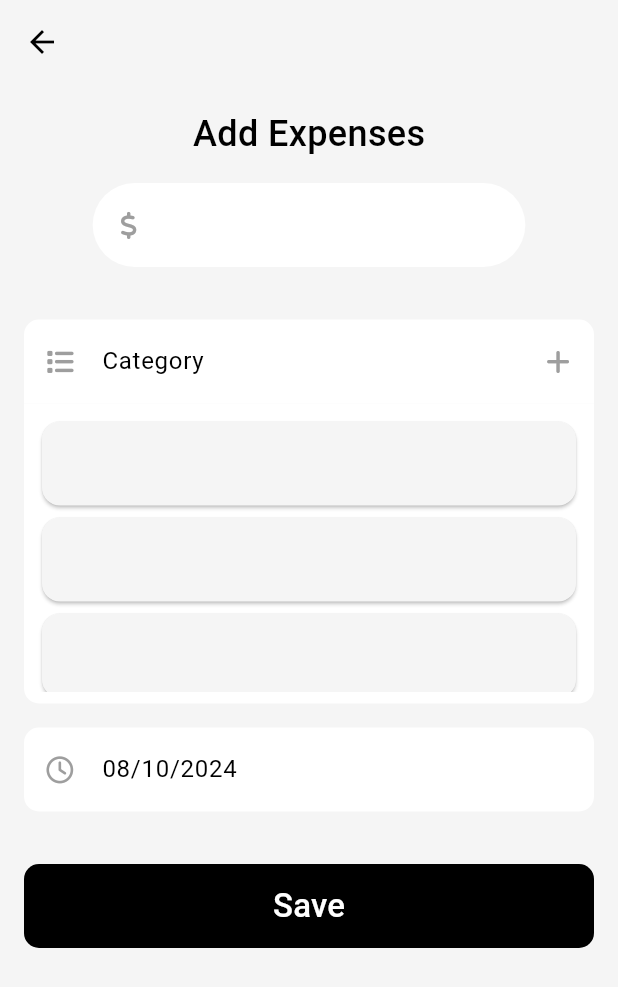
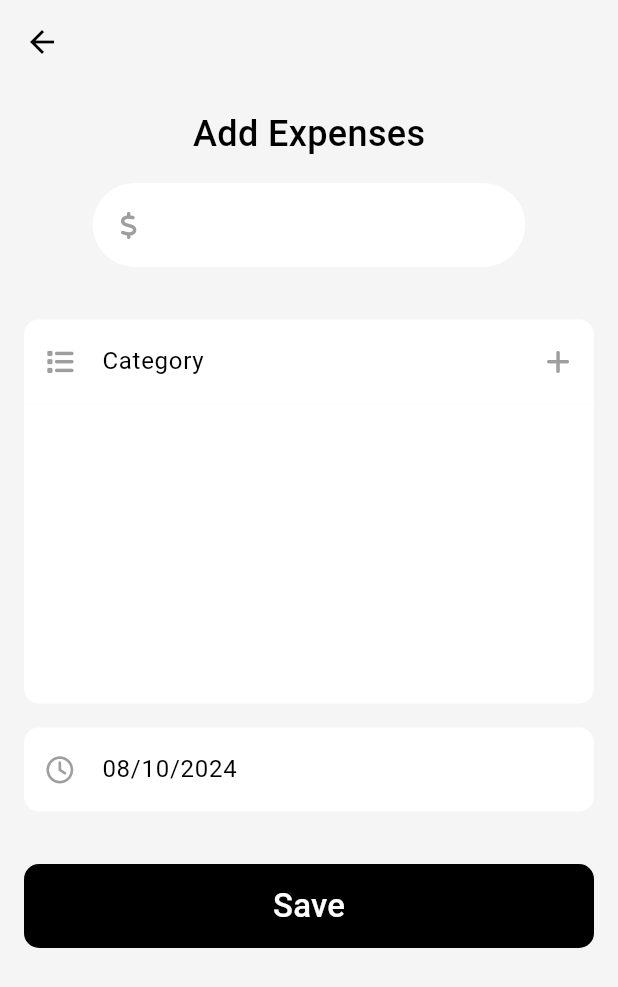
Before and after one commit to Rashmina2000/Expense_tracker_flutter-app, a Flutter app: the screen it shows after launch, after a tap on an icon or button, on a phone screen of 412 x 824 dp. Shown: the top 987 px of the screen. Run offline on Flutter 3.47's test engine with Material 3 defaults, Android fonts, the phone set to English and light mode, and no system bars; our stand-ins replace bloc, cloud_firestore, equatable, firebase_core, fl_chart, flutter_bloc and 2 more; accounts and stored records are empty.

Commit message:
GetCategories from firebase

```diff
--- a/lib/screens/add_expenses/add_expenses.dart
+++ b/lib/screens/add_expenses/add_expenses.dart
@@ -1,7 +1,9 @@
+import 'package:expense_tracker_app/screens/add_expenses/blocs/get_categories_bloc/get_categories_bloc.dart';
 import 'package:expense_tracker_app/screens/add_expenses/category_creation.dart';
 import 'package:flutter/cupertino.dart';
 import 'package:flutter/material.dart';
 import 'package:flutter/painting.dart';
+import 'package:flutter_bloc/flutter_bloc.dart';
 import 'package:font_awesome_flutter/font_awesome_flutter.dart';
 import 'package:intl/intl.dart';
 
@@ -110,11 +112,33 @@ class _AddExpensesState extends State<AddExpenses> {
                 ),
                 child: Padding(
                   padding: const EdgeInsets.all(8.0),
-                  child: ListView.builder(
-                      itemCount: 5,
-                      itemBuilder: (context, int i) {
-                        return const Card(child: ListTile());
-                      }),
+                  child: BlocBuilder<GetCategoriesBloc, GetCategoriesState>(
+                    builder: (context, state) {
+                      if (state is GetCategoriesSuccess) {
+                        return ListView.builder(
+                            itemCount: state.categories.length,
+                            itemBuilder: (context, int i) {
+                              return Card(
+                                child: ListTile(
+                                  leading: Image.asset(
+                                    'assets/${state.categories[i].icon}.png',
+                                    scale: 1.5,
+                                  ),
+                                  title: Text(state.categories[i].name),
+                                  tileColor: Colors.red,
+                                  shape: RoundedRectangleBorder(
+                                    borderRadius: BorderRadius.circular(10),
+                                  ),
+                                ),
+                              );
+                            });
+                      } else {
+                        return Center(
+                          child: CircularProgressIndicator(),
+                        );
+                      }
+                    },
+                  ),
                 ),
               ),
               SizedBox(height: 16),
--- a/lib/screens/home/views/home_screen.dart
+++ b/lib/screens/home/views/home_screen.dart
@@ -2,6 +2,7 @@ import 'dart:math';
 import 'package:expense_repository/expense_repository.dart';
 import 'package:expense_tracker_app/screens/add_expenses/add_expenses.dart';
 import 'package:expense_tracker_app/screens/add_expenses/blocs/create_categorybloc/create_category_bloc.dart';
+import 'package:expense_tracker_app/screens/add_expenses/blocs/get_categories_bloc/get_categories_bloc.dart';
 import 'package:expense_tracker_app/screens/home/views/main_screen.dart';
 import 'package:expense_tracker_app/screens/stats/stats.dart';
 import 'package:flutter/cupertino.dart';
@@ -62,8 +63,19 @@ class _HomeScreenState extends State<HomeScreen> {
           Navigator.push(
             context,
             MaterialPageRoute(
-              builder: (BuildContext context) => BlocProvider(
-                create: (context) => CreateCategoryBloc(FirabaseExpenseRepo()),
+              builder: (BuildContext context) => MultiBlocProvider(
+                providers: [
+                  BlocProvider(
+                    create: (context) => CreateCategoryBloc(
+                      FirabaseExpenseRepo(),
+                    ),
+                  ),
+                  BlocProvider(
+                    create: (context) => GetCategoriesBloc(
+                      FirabaseExpenseRepo(),
+                    )..add(GetCategories()),
+                  )
+                ],
                 child: const AddExpenses(),
               ),
             ),
```
